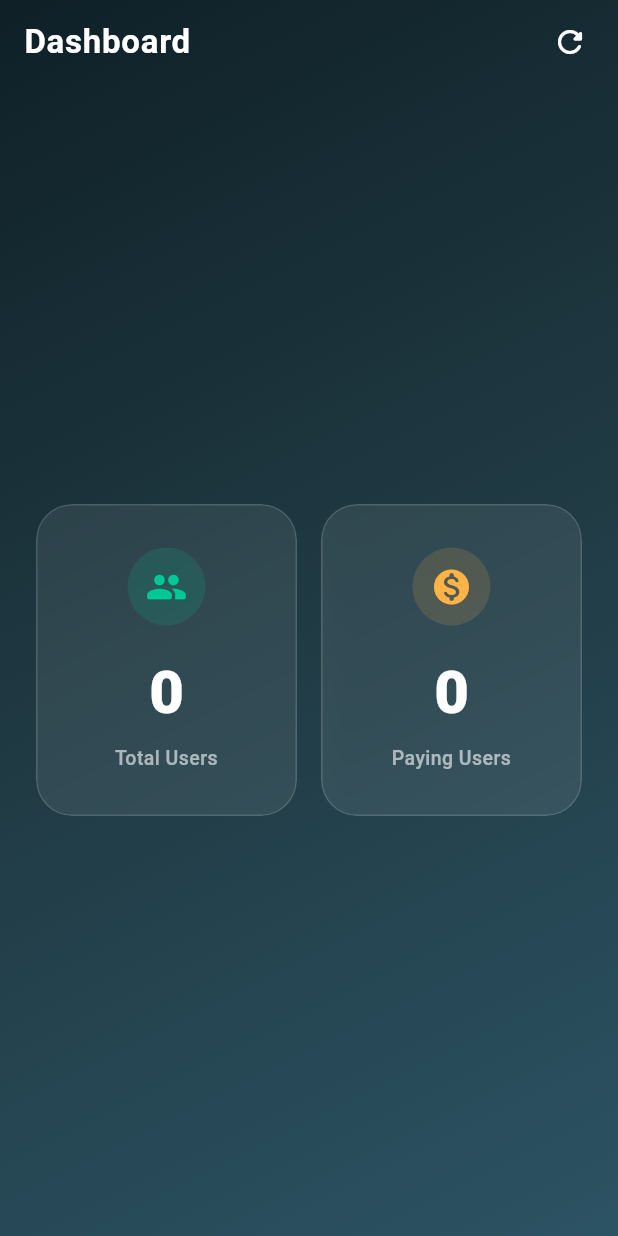
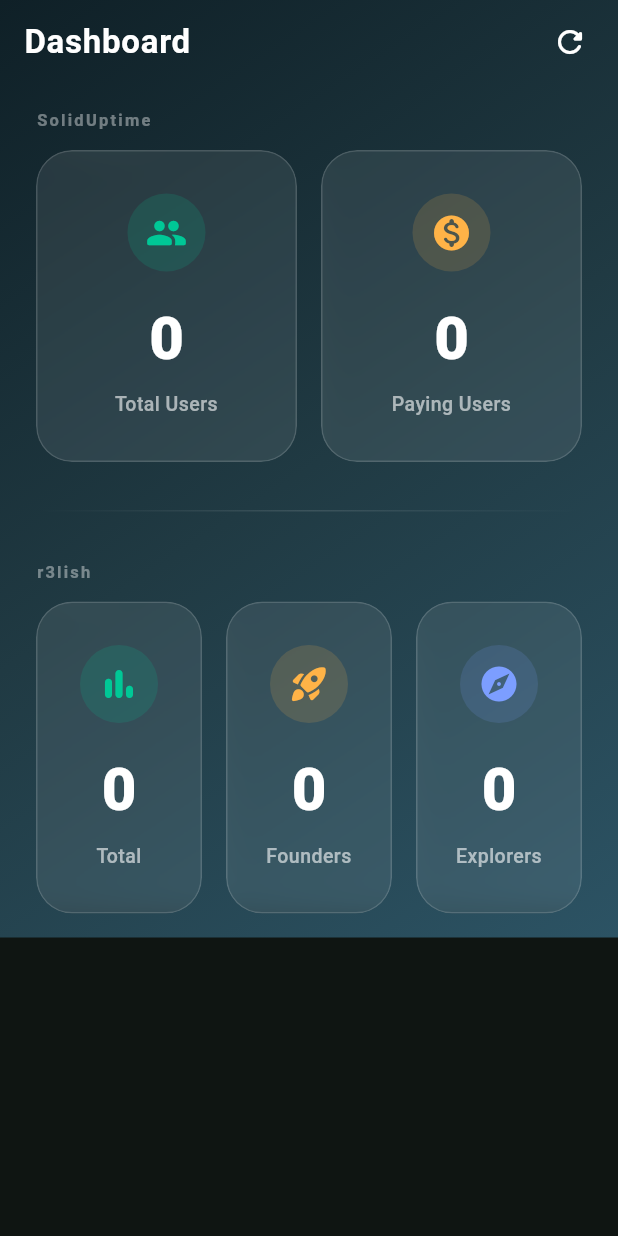
Before and after one commit to AbMani46/solid-obs, a Flutter app: the screen it shows after launch, after a tap on the "refresh" icon, on a phone screen of 412 x 824 dp. Run offline on Flutter 3.47's test engine with Material 3 defaults, Android fonts, the light colour scheme and no system bars; network calls fail.

Commit message:
added: r3lish stats to the screen

```diff
--- a/lib/main.dart
+++ b/lib/main.dart
@@ -29,6 +29,22 @@ class MyApp extends StatelessWidget {
   }
 }
 
+class R3lishStats {
+  final int founders;
+  final int explorers;
+  final int total;
+
+  R3lishStats(this.founders, this.explorers, this.total);
+
+  factory R3lishStats.fromJson(Map<String, dynamic> json) {
+    return R3lishStats(
+      json['founders'] as int,
+      json['explorers'] as int,
+      json['total'] as int,
+    );
+  }
+}
+
 class MyHomePage extends StatefulWidget {
   const MyHomePage({super.key});
 
@@ -38,16 +54,25 @@ class MyHomePage extends StatefulWidget {
 
 class _MyHomePageState extends State<MyHomePage> {
   UserResp _userInfo = UserResp(0, 0);
+  R3lishStats _r3lishStats = R3lishStats(0, 0, 0);
   bool _loading = false;
 
   @override
   void initState() {
     super.initState();
-    fetchUserInfo();
+    fetchAllStats();
+  }
+
+  Future<void> fetchAllStats() async {
+    setState(() => _loading = true);
+    try {
+      await Future.wait([fetchUserInfo(), fetchR3lishStats()]);
+    } finally {
+      setState(() => _loading = false);
+    }
   }
 
   Future<void> fetchUserInfo() async {
-    setState(() => _loading = true);
     try {
       final resp = await http.get(
         Uri.parse('https://app.soliduptime.org/obs/users'),
@@ -55,12 +80,20 @@ class _MyHomePageState extends State<MyHomePage> {
       if (resp.statusCode == 200) {
         final body = jsonDecode(resp.body) as Map<String, dynamic>;
         setState(() => _userInfo = UserResp.fromJson(body));
-      } else {
-        throw Exception('failed to fetch user data');
       }
-    } finally {
-      setState(() => _loading = false);
+    } catch (_) {}
   }
+
+  Future<void> fetchR3lishStats() async {
+    try {
+      final resp = await http.get(
+        Uri.parse('https://api.r3lish.com/api/stats'),
+      );
+      if (resp.statusCode == 200) {
+        final body = jsonDecode(resp.body) as Map<String, dynamic>;
+        setState(() => _r3lishStats = R3lishStats.fromJson(body));
+      }
+    } catch (_) {}
   }
 
   @override
@@ -90,7 +123,7 @@ class _MyHomePageState extends State<MyHomePage> {
                     ),
                   )
                 : const Icon(Icons.refresh_rounded, color: Colors.white),
-            onPressed: _loading ? null : fetchUserInfo,
+            onPressed: _loading ? null : fetchAllStats,
           ),
           const SizedBox(width: 8),
         ],
@@ -104,11 +137,14 @@ class _MyHomePageState extends State<MyHomePage> {
           ),
         ),
         child: SafeArea(
-          child: Center(
-            child: Padding(
-              padding: const EdgeInsets.symmetric(horizontal: 24),
-              child: Row(
-                mainAxisAlignment: MainAxisAlignment.center,
+          child: SingleChildScrollView(
+            padding: const EdgeInsets.symmetric(horizontal: 24, vertical: 16),
+            child: Column(
+              crossAxisAlignment: CrossAxisAlignment.start,
+              children: [
+                _SectionLabel(label: 'SolidUptime'),
+                const SizedBox(height: 12),
+                Row(
                   children: [
                     Expanded(
                       child: _StatCard(
@@ -129,8 +165,80 @@ class _MyHomePageState extends State<MyHomePage> {
                     ),
                   ],
                 ),
+                const SizedBox(height: 32),
+                _Divider(),
+                const SizedBox(height: 32),
+                _SectionLabel(label: 'r3lish'),
+                const SizedBox(height: 12),
+                Row(
+                  children: [
+                    Expanded(
+                      child: _StatCard(
+                        label: 'Total',
+                        value: _r3lishStats.total,
+                        icon: Icons.bar_chart_rounded,
+                        accentColor: const Color(0xFF00C896),
                       ),
                     ),
+                    const SizedBox(width: 16),
+                    Expanded(
+                      child: _StatCard(
+                        label: 'Founders',
+                        value: _r3lishStats.founders,
+                        icon: Icons.rocket_launch_rounded,
+                        accentColor: const Color(0xFFFFB347),
+                      ),
+                    ),
+                    const SizedBox(width: 16),
+                    Expanded(
+                      child: _StatCard(
+                        label: 'Explorers',
+                        value: _r3lishStats.explorers,
+                        icon: Icons.explore_rounded,
+                        accentColor: const Color(0xFF7C9EFF),
+                      ),
+                    ),
+                  ],
+                ),
+              ],
+            ),
+          ),
+        ),
+      ),
+    );
+  }
+}
+
+class _SectionLabel extends StatelessWidget {
+  const _SectionLabel({required this.label});
+  final String label;
+
+  @override
+  Widget build(BuildContext context) {
+    return Text(
+      label,
+      style: TextStyle(
+        color: Colors.white.withValues(alpha: 0.4),
+        fontSize: 11,
+        fontWeight: FontWeight.w600,
+        letterSpacing: 1.5,
+      ),
+    );
+  }
+}
+
+class _Divider extends StatelessWidget {
+  @override
+  Widget build(BuildContext context) {
+    return Container(
+      height: 1,
+      decoration: BoxDecoration(
+        gradient: LinearGradient(
+          colors: [
+            Colors.white.withValues(alpha: 0),
+            Colors.white.withValues(alpha: 0.12),
+            Colors.white.withValues(alpha: 0),
+          ],
         ),
       ),
     );
@@ -159,9 +267,9 @@ class _StatCard extends StatelessWidget {
         child: Container(
           padding: const EdgeInsets.symmetric(horizontal: 20, vertical: 28),
           decoration: BoxDecoration(
-            color: Colors.white.withOpacity(0.08),
+            color: Colors.white.withValues(alpha: 0.08),
             borderRadius: BorderRadius.circular(24),
-            border: Border.all(color: Colors.white.withOpacity(0.15)),
+            border: Border.all(color: Colors.white.withValues(alpha: 0.15)),
           ),
           child: Column(
             mainAxisSize: MainAxisSize.min,
@@ -169,7 +277,7 @@ class _StatCard extends StatelessWidget {
               Container(
                 padding: const EdgeInsets.all(12),
                 decoration: BoxDecoration(
-                  color: accentColor.withOpacity(0.15),
+                  color: accentColor.withValues(alpha: 0.15),
                   shape: BoxShape.circle,
                 ),
                 child: Icon(icon, color: accentColor, size: 28),
@@ -177,7 +285,7 @@ class _StatCard extends StatelessWidget {
               const SizedBox(height: 16),
               Text(
                 '$value',
-                style: TextStyle(
+                style: const TextStyle(
                   color: Colors.white,
                   fontSize: 40,
                   fontWeight: FontWeight.w800,
@@ -189,7 +297,7 @@ class _StatCard extends StatelessWidget {
                 label,
                 textAlign: TextAlign.center,
                 style: TextStyle(
-                  color: Colors.white.withOpacity(0.6),
+                  color: Colors.white.withValues(alpha: 0.6),
                   fontSize: 13,
                   fontWeight: FontWeight.w500,
                   letterSpacing: 0.3,
```
Lines whose indentation alone changed are shown as unchanged.
